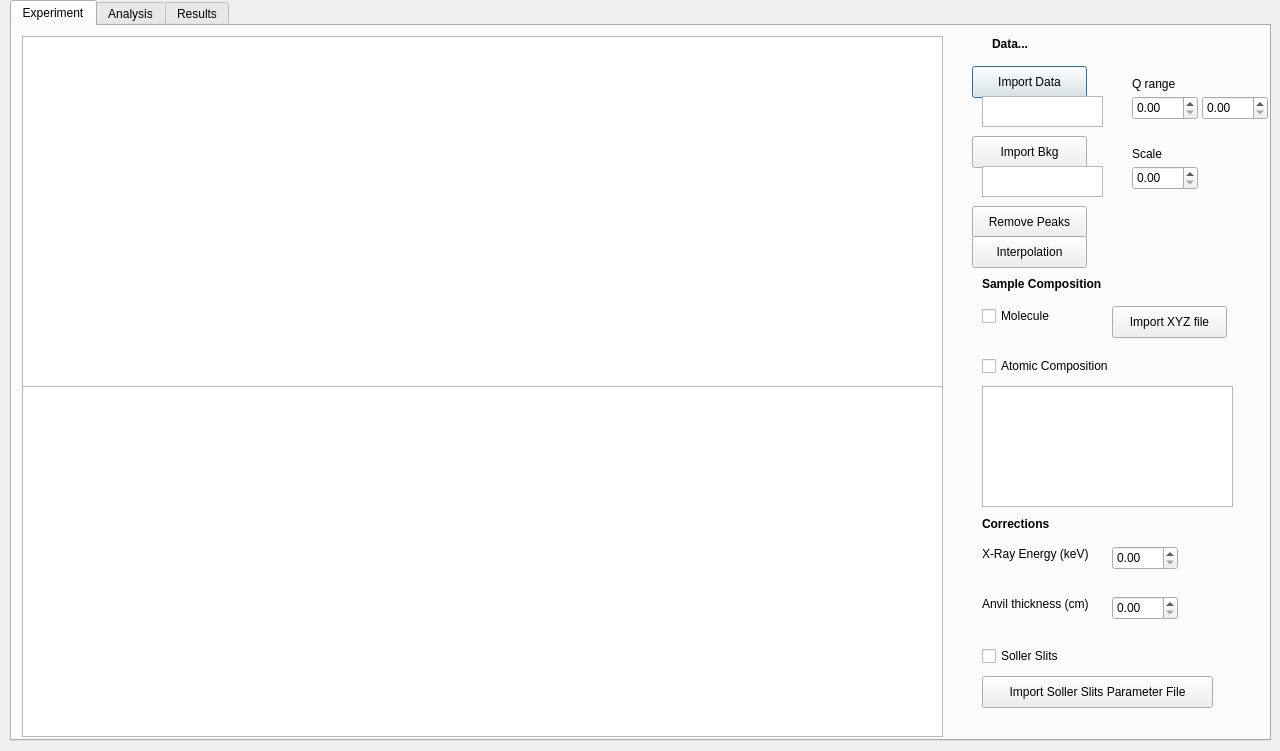
Qt form LASDiAGUI.ui (Gaozmmm/LASDiA) before a commit.
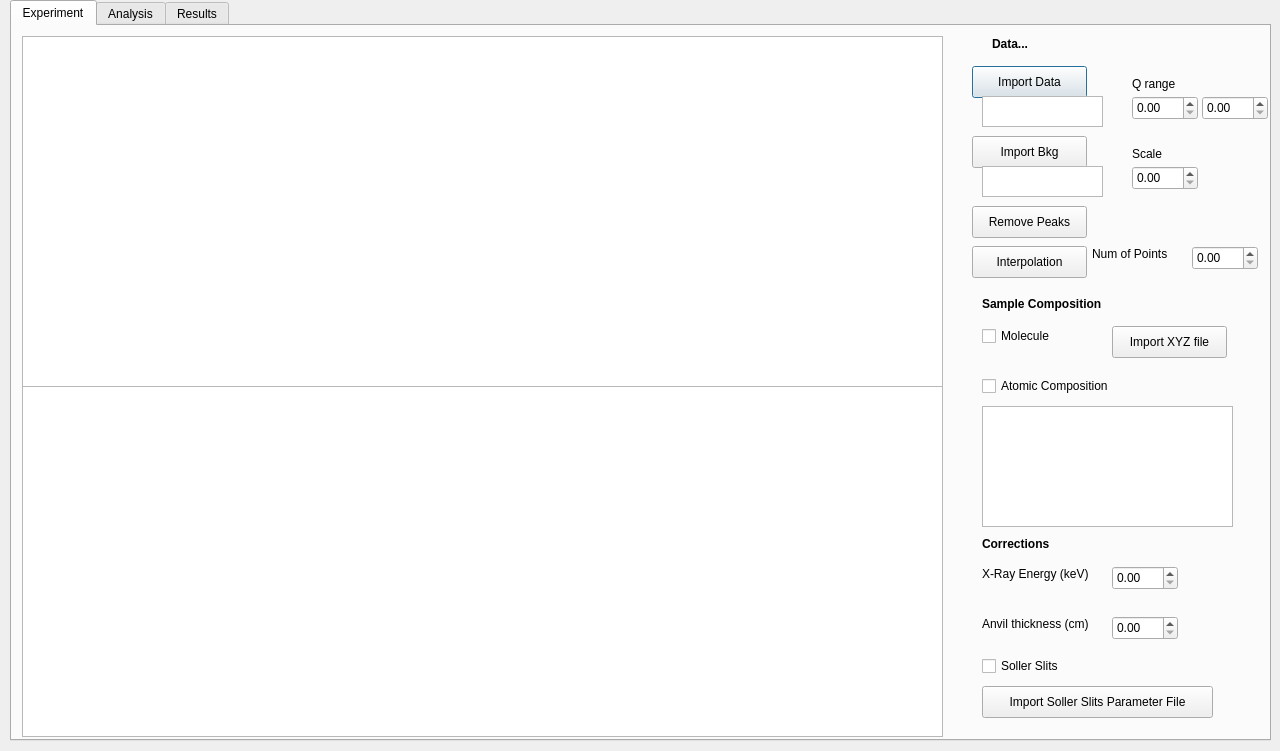
The same form after that commit.

Diff of the .ui file:
```diff
--- a/LASDiAGUI.ui
+++ b/LASDiAGUI.ui
@@ -72,7 +72,7 @@
      <property name="geometry">
       <rect>
        <x>960</x>
-       <y>210</y>
+       <y>220</y>
        <width>115</width>
        <height>32</height>
       </rect>
@@ -118,7 +118,7 @@
      <property name="geometry">
       <rect>
        <x>970</x>
-       <y>250</y>
+       <y>270</y>
        <width>141</width>
        <height>16</height>
       </rect>
@@ -157,7 +157,7 @@
      <property name="geometry">
       <rect>
        <x>970</x>
-       <y>490</y>
+       <y>510</y>
        <width>91</width>
        <height>16</height>
       </rect>
@@ -176,7 +176,7 @@
      <property name="geometry">
       <rect>
        <x>970</x>
-       <y>620</y>
+       <y>630</y>
        <width>89</width>
        <height>20</height>
       </rect>
@@ -189,7 +189,7 @@
      <property name="geometry">
       <rect>
        <x>970</x>
-       <y>650</y>
+       <y>660</y>
        <width>231</width>
        <height>32</height>
       </rect>
@@ -202,7 +202,7 @@
      <property name="geometry">
       <rect>
        <x>970</x>
-       <y>520</y>
+       <y>540</y>
        <width>121</width>
        <height>16</height>
       </rect>
@@ -215,7 +215,7 @@
      <property name="geometry">
       <rect>
        <x>1100</x>
-       <y>520</y>
+       <y>540</y>
        <width>66</width>
        <height>24</height>
       </rect>
@@ -225,7 +225,7 @@
      <property name="geometry">
       <rect>
        <x>970</x>
-       <y>570</y>
+       <y>590</y>
        <width>121</width>
        <height>16</height>
       </rect>
@@ -238,7 +238,7 @@
      <property name="geometry">
       <rect>
        <x>1100</x>
-       <y>570</y>
+       <y>590</y>
        <width>66</width>
        <height>24</height>
       </rect>
@@ -248,7 +248,7 @@
      <property name="geometry">
       <rect>
        <x>970</x>
-       <y>360</y>
+       <y>380</y>
        <width>251</width>
        <height>121</height>
       </rect>
@@ -258,7 +258,7 @@
      <property name="geometry">
       <rect>
        <x>970</x>
-       <y>280</y>
+       <y>300</y>
        <width>89</width>
        <height>20</height>
       </rect>
@@ -271,7 +271,7 @@
      <property name="geometry">
       <rect>
        <x>970</x>
-       <y>330</y>
+       <y>350</y>
        <width>151</width>
        <height>20</height>
       </rect>
@@ -326,7 +326,7 @@
      <property name="geometry">
       <rect>
        <x>1100</x>
-       <y>280</y>
+       <y>300</y>
        <width>115</width>
        <height>32</height>
       </rect>
@@ -355,6 +355,29 @@
       </rect>
      </property>
     </widget>
+    <widget class="QDoubleSpinBox" name="doubleSpinBox_15">
+     <property name="geometry">
+      <rect>
+       <x>1180</x>
+       <y>220</y>
+       <width>66</width>
+       <height>24</height>
+      </rect>
+     </property>
+    </widget>
+    <widget class="QLabel" name="label_24">
+     <property name="geometry">
+      <rect>
+       <x>1080</x>
+       <y>220</y>
+       <width>91</width>
+       <height>16</height>
+      </rect>
+     </property>
+     <property name="text">
+      <string>Num of Points</string>
+     </property>
+    </widget>
     <zorder>pushButton</zorder>
     <zorder>pushButton_2</zorder>
     <zorder>pushButton_3</zorder>
```
Left out of the diff: 2 changed lines with no effect on the pictures.
